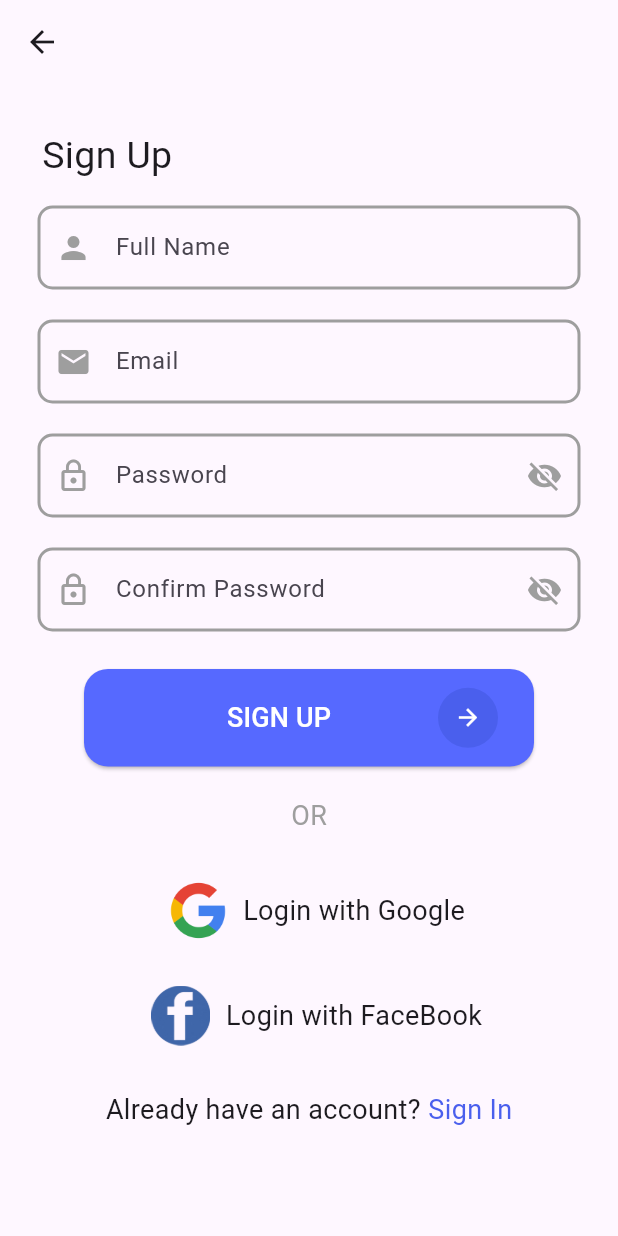
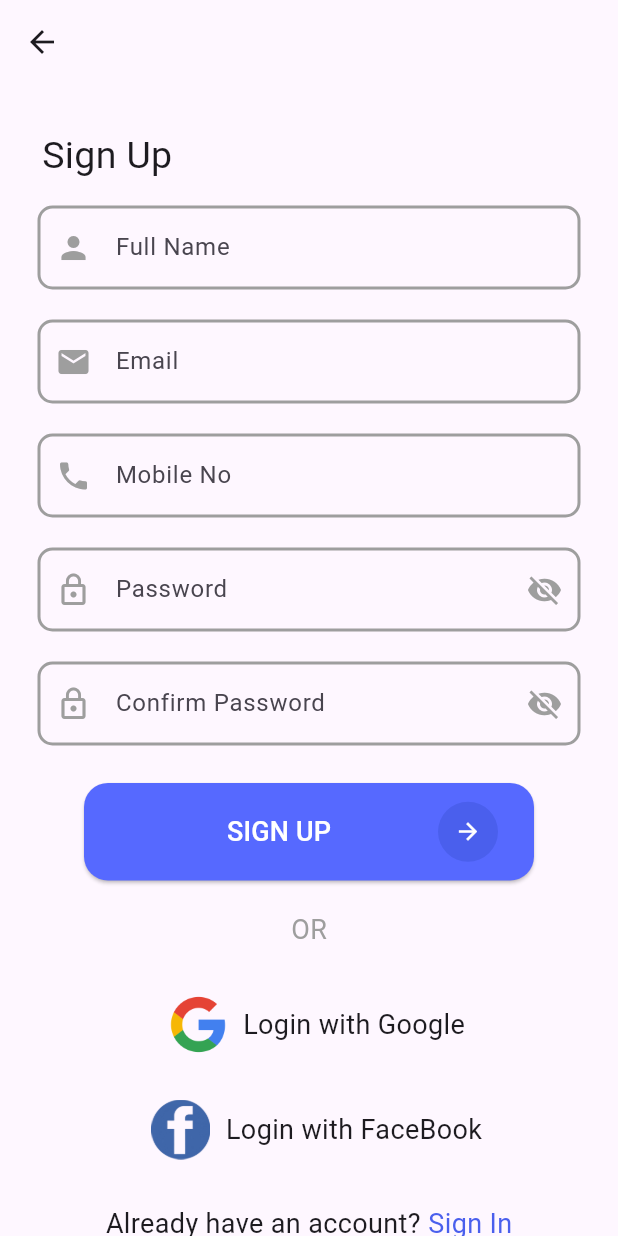
Before and after one commit to shisath/winngoo, a Flutter app: the SignUpScreen screen opened by its route, on a phone screen of 412 x 824 dp. Run offline on Flutter 3.47's test engine with Material 3 defaults, Android fonts, the light colour scheme and no system bars; our stand-ins replace get, pin_code_fields, velocity_x.

Commit message:
Add TextField
Add phone number

```diff
--- a/lib/signup/signUp_controller.dart
+++ b/lib/signup/signUp_controller.dart
@@ -4,6 +4,7 @@ import 'package:get/get.dart';
 class SignUpController extends GetxController {
   TextEditingController fullNameController = TextEditingController();
   TextEditingController emailController = TextEditingController();
+  TextEditingController phoneNumber = TextEditingController();
   TextEditingController yourPasswordController = TextEditingController();
   TextEditingController confirmPasswordController = TextEditingController();
   RxBool passwordObsecure = true.obs;
@@ -11,6 +12,7 @@ class SignUpController extends GetxController {
 
   final nameFocusNode = FocusNode();
   final emailFocusNode = FocusNode();
+  final phoneNumberFocusNode = FocusNode();
   final passwordFocusNode = FocusNode();
   final confirmPasswordFocusNode = FocusNode();
 }
--- a/lib/signup/signup_widget.dart
+++ b/lib/signup/signup_widget.dart
@@ -61,6 +61,29 @@ signUpWidget() {
             },
             controller: signUpController.emailController,
             focusNode: signUpController.emailFocusNode,
+            onFieldSubmited: (val) {
+              FocusScope.of(Get.context!)
+                  .requestFocus(signUpController.phoneNumberFocusNode);
+            }),
+        const SizedBox(
+          height: 10,
+        ),
+        textField(
+            label: "Mobile No",
+            hint: "91+",
+            prefixIcon: const Icon(
+              Icons.phone,
+              color: Colors.grey,
+            ),
+            validate: (value) {
+              if (value == null || value.isEmpty) {
+                return 'This field cannot be empty';
+              } else {
+                return null;
+              }
+            },
+            controller: signUpController.phoneNumber,
+            focusNode: signUpController.phoneNumberFocusNode,
             onFieldSubmited: (val) {
               FocusScope.of(Get.context!)
                   .requestFocus(signUpController.passwordFocusNode);
```
